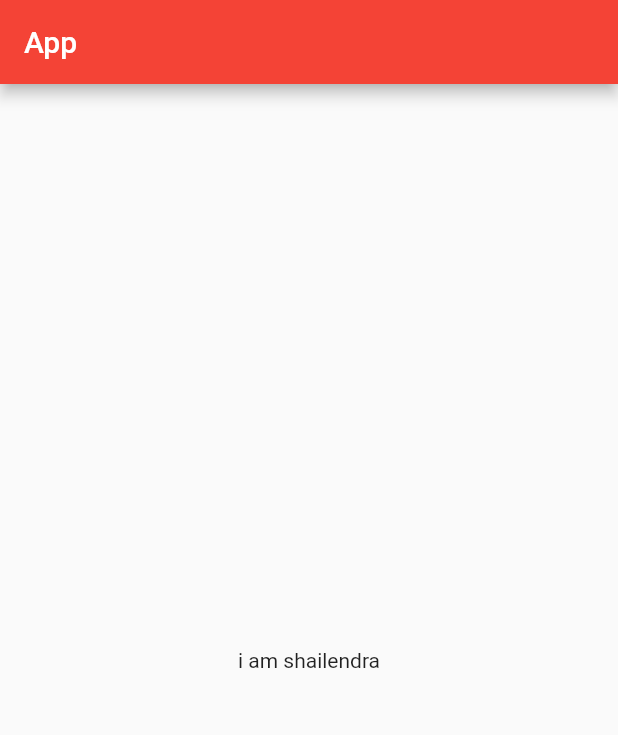
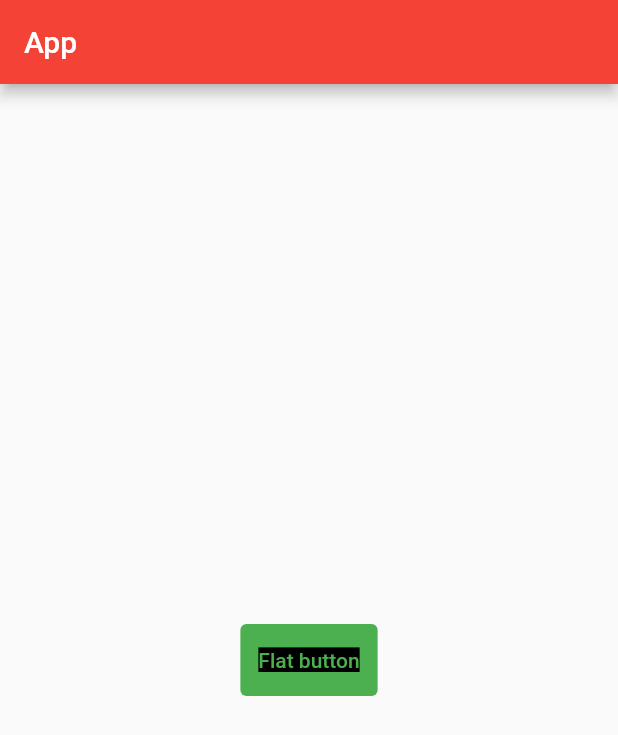
Before and after one commit to shailendrascode/flutter-application_1, a Flutter app: the screen it shows after launch, on a phone screen of 412 x 824 dp. Shown: the top 735 px of the screen. Run offline on Flutter 3.47's test engine with Material 2 defaults, Android fonts, the phone set to English and light mode, and no system bars.

Commit message:
experiments on button

```diff
--- a/lib/main.dart
+++ b/lib/main.dart
@@ -24,7 +24,25 @@ class MyApp extends StatelessWidget {
         ),
 
         body: Center(
-          child: Text("i am shailendra"),
+          child: TextButton(
+
+            onPressed: () {},
+            style: new ButtonStyle(
+              visualDensity: new VisualDensity(horizontal: 1, vertical: 2),
+              backgroundColor: MaterialStateProperty.all(Colors.green)
+            ),
+             child: Text(
+               "Flat button",
+               style: new TextStyle(
+                 color: Colors.green,
+                 background: new Paint(
+
+                 )
+
+               ),
+
+               )
+             )
         ),
       ),
 
```
